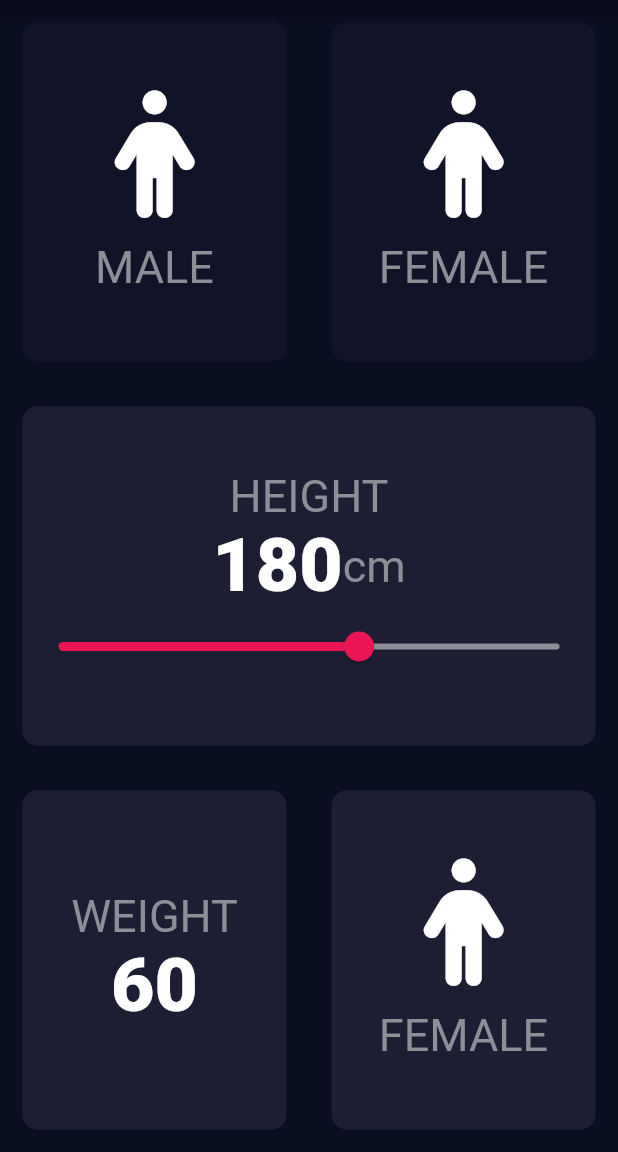
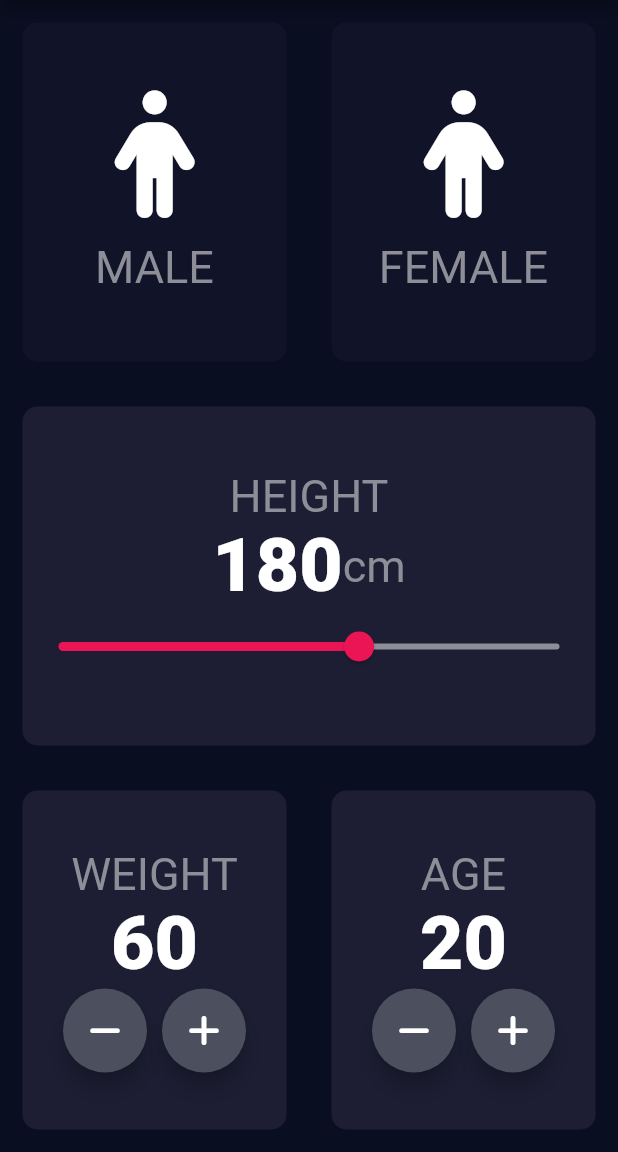
Before and after one commit to QaisSherazi/FA19-BCS-054, a Flutter app: the screen it shows after launch, on a phone screen of 412 x 824 dp, the part 84-1236 px from its top. Run offline on Flutter 3.47's test engine with Material 2 defaults, Android fonts, the phone set to English and light mode, and no system bars; our stand-ins replace font_awesome_flutter, rflutter_alert; missing offline and left inert: dart:html.

```diff
--- a/bmi_calculator/lib/input_page.dart
+++ b/bmi_calculator/lib/input_page.dart
@@ -1,5 +1,4 @@
 import 'dart:html';
-
 import 'package:bmi_calculator/constantfile.dart';
 import 'package:flutter/cupertino.dart';
 import 'package:flutter/material.dart';
@@ -20,6 +19,7 @@ class _InputPagestate extends State<InputPage> {
    Gender selectGender;
    int sliderHeight=180;
    int sliderWeight=60;
+   int sliderAge=20;
    @override
   Widget build(BuildContext context) {
     return Scaffold(
@@ -44,8 +44,7 @@ class _InputPagestate extends State<InputPage> {
                     label: 'MALE',
                   ),
                 ),
-
-    ),
+              ),
           Expanded(
             child: RepeatContainerCode(
               onPressed: (){
@@ -100,23 +99,93 @@ class _InputPagestate extends State<InputPage> {
               mainAxisAlignment: MainAxisAlignment.center,
               children: [
                 Text('WEIGHT',style: klabel,),
-                Text(sliderWeight.toString(),style: knumber,)
+                Text(sliderWeight.toString(),style: knumber,),
+                Row(
+                  mainAxisAlignment: MainAxisAlignment.center,
+                  children: <Widget>[
+                    RoundIcon(
+                        iconData:FontAwesomeIcons.minus,
+                        onPress:(){
+                        setState(() {
+                          sliderWeight--;
+                        });
+                        }
+                    ),
+                    SizedBox(width: 10.0,),
+                    RoundIcon(
+                        iconData:FontAwesomeIcons.plus,
+                        onPress:(){
+                          setState(() {
+                            sliderWeight++;
+                          });
+                        }
+                    ),
+                  ],
+                )
               ],
             )
           ),
     ),
     Expanded(child: RepeatContainerCode(
       colors: Color((0xFF1D1E33)),
-      cardWidget: RepeatTextandIconWidget(
-        iconData:FontAwesomeIcons.female,
-        label: 'FEMALE',
+        cardWidget: Column(
+          mainAxisAlignment: MainAxisAlignment.center,
+          children: [
+            Text('AGE',style: klabel,),
+            Text(sliderAge.toString(),style: knumber,),
+            Row(
+              mainAxisAlignment: MainAxisAlignment.center,
+              children: <Widget>[
+                RoundIcon(
+                    iconData:FontAwesomeIcons.minus,
+                    onPress:(){
+                      setState(() {
+                      sliderAge--;
+                      });
+                    }
+                ),
+                SizedBox(width: 10.0,),
+                RoundIcon(
+                    iconData:FontAwesomeIcons.plus,
+                    onPress:(){
+                      setState(() {
+                        sliderAge++;
+                      });
+                    }
+                ),
+              ],
+            )
+          ],
+        )
       ),
-    ),),
+    ),
     ],
     ),
           ),]),
+    );
+   }
+}
 
-      );
 
+class RoundIcon extends StatelessWidget {
+  RoundIcon({@required this.iconData, @required this.onPress});
+
+  final IconData iconData;
+  final Function onPress;
+
+  @override
+  Widget build(BuildContext context) {
+    return RawMaterialButton(
+      child: Icon(iconData),
+      onPressed: onPress,
+      elevation: 6.0,
+      constraints: BoxConstraints.tightFor(
+        height: 56.0,
+        width: 56.0,
+      ),
+      shape: CircleBorder(),
+      fillColor: Color(0xFF4C4F5E),
+
+    );
   }
 }
```
